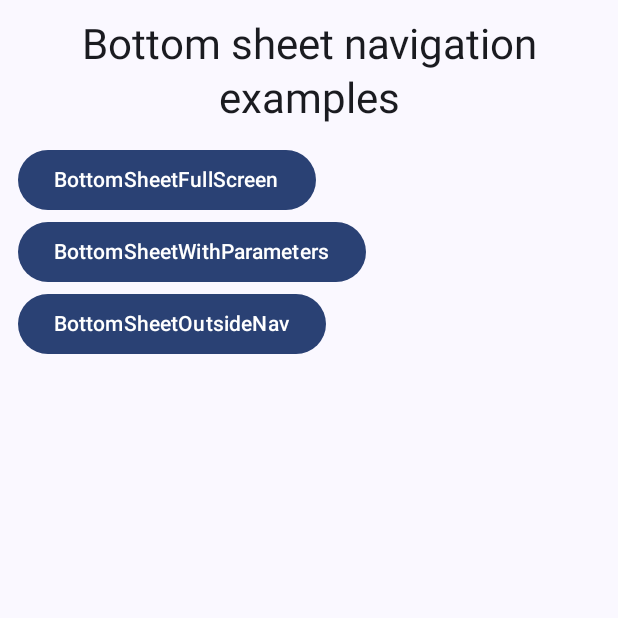
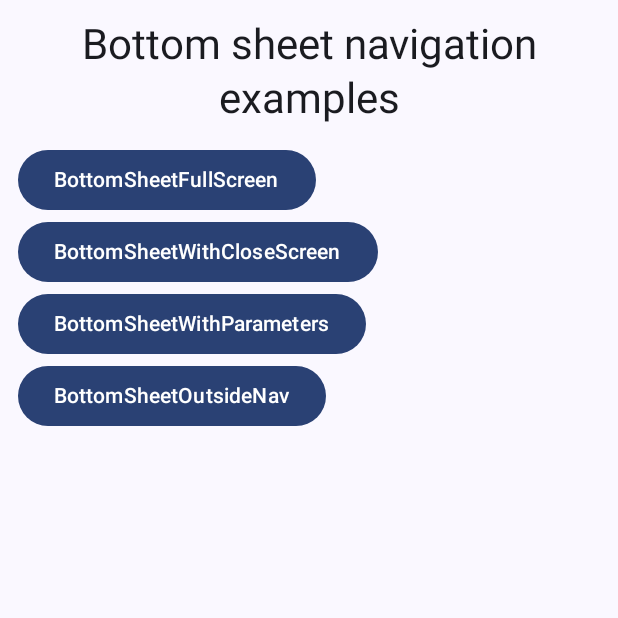
Before and after one commit to stefanoq21/BottomSheetNavigator3, an Android app built with Jetpack Compose: the screen it shows after launch (MainActivity), on a phone screen of 412 x 824 dp, the top half of it. Run offline under Robolectric (Android 15) with nearby library versions, the phone set to English and light mode, and no system bars.

Commit message:
added bottomsheet with close button

```diff
--- a/app/src/main/java/com/stefanoq21/bottomsheetnavigator3/MainActivity.kt
+++ b/app/src/main/java/com/stefanoq21/bottomsheetnavigator3/MainActivity.kt
@@ -28,6 +28,7 @@ import androidx.navigation.compose.rememberNavController
 import androidx.navigation.toRoute
 import com.stefanoq21.bottomsheetnavigator3.presentation.navigation.Screen
 import com.stefanoq21.bottomsheetnavigator3.presentation.screen.bottomSheetFullSize.BSFullScreenLayout
+import com.stefanoq21.bottomsheetnavigator3.presentation.screen.bottomSheetWithClose.BSWithCloseLayout
 import com.stefanoq21.bottomsheetnavigator3.presentation.screen.bottomSheetWithParameters.BSWithParametersLayout
 import com.stefanoq21.bottomsheetnavigator3.presentation.theme.BottomSheetNavigator3Theme
 import com.stefanoq21.material3.navigation.ModalBottomSheetLayout
@@ -72,6 +73,10 @@ class MainActivity : ComponentActivity() {
                                         Text(text = "BottomSheetFullScreen")
                                     }
 
+                                    Button(onClick = { navController.navigate(Screen.BottomSheetWithCloseScreen) }) {
+                                        Text(text = "BottomSheetWithCloseScreen")
+                                    }
+
                                     Button(onClick = {
                                         navController.navigate(
                                             Screen.BottomSheetWithParameters(
@@ -85,16 +90,16 @@ class MainActivity : ComponentActivity() {
                                     var showBottomSheet by remember {
                                         mutableStateOf(false)
                                     }
-                                    Button(onClick = {showBottomSheet= true }) {
+                                    Button(onClick = { showBottomSheet = true }) {
                                         Text(text = "BottomSheetOutsideNav")
                                     }
 
-                                    if(showBottomSheet){
+                                    if (showBottomSheet) {
                                         ModalBottomSheet(
                                             onDismissRequest = {
-                                                showBottomSheet= false
+                                                showBottomSheet = false
                                             },
-                                            content ={
+                                            content = {
                                                 Text(text = "ModalBottomSheet outside navigation")
                                             },
                                         )
@@ -113,6 +118,12 @@ class MainActivity : ComponentActivity() {
                             bottomSheet<Screen.BottomSheetFullScreen> {
                                 BSFullScreenLayout()
                             }
+
+                            bottomSheet<Screen.BottomSheetWithCloseScreen> {
+                                BSWithCloseLayout {
+                                   onBackPressedDispatcher.onBackPressed()
+                                }
+                            }
                             bottomSheet<Screen.BottomSheetWithParameters> { backStackEntry ->
                                 val id =
                                     backStackEntry.toRoute<Screen.BottomSheetWithParameters>().id
--- a/app/src/main/java/com/stefanoq21/bottomsheetnavigator3/presentation/navigation/Screen.kt
+++ b/app/src/main/java/com/stefanoq21/bottomsheetnavigator3/presentation/navigation/Screen.kt
@@ -16,5 +16,7 @@ sealed interface Screen {
     @Serializable
     data class BottomSheetWithParameters(val id: String) : Screen
 
+    @Serializable
+    data object BottomSheetWithCloseScreen : Screen
 
 }
```
Also changed, not shown: app/src/main/java/com/stefanoq21/bottomsheetnavigator3/presentation/screen/bottomSheetWithClose/BSWithCloseLayout.kt (added, +47 -0 lines).
